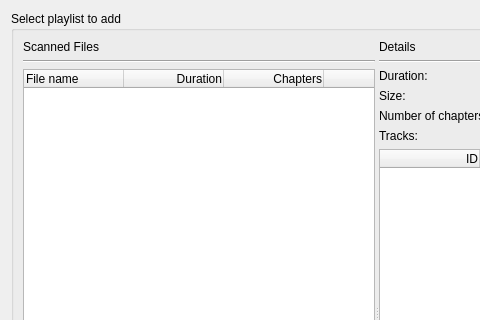
Old version of the form src/mkvtoolnix-gui/forms/merge/select_playlist_dialog.ui in the repository jpsdr/MKVToolnix-Windows-7; both pictures show x 0 to 480 and y 0 to 320 of the 1140 by 641 pixel window.
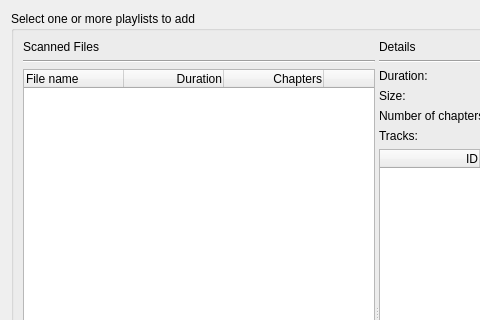
New version of the form.

Commit message:
GUI: mux: allow multiple Blu-ray playlists to be added simultaneously
Implements #2961.

```diff
--- a/src/mkvtoolnix-gui/forms/merge/select_playlist_dialog.ui
+++ b/src/mkvtoolnix-gui/forms/merge/select_playlist_dialog.ui
@@ -24,7 +24,7 @@
      </property>
      <widget class="QGroupBox" name="gbPlaylists">
       <property name="title">
-       <string>Select playlist to add</string>
+       <string>Select one or more playlists to add</string>
       </property>
       <layout class="QVBoxLayout" name="verticalLayout_6">
        <item>
```
Left out of the diff: 3 changed lines with no effect on the pictures. The commit also changes 4 other files.
